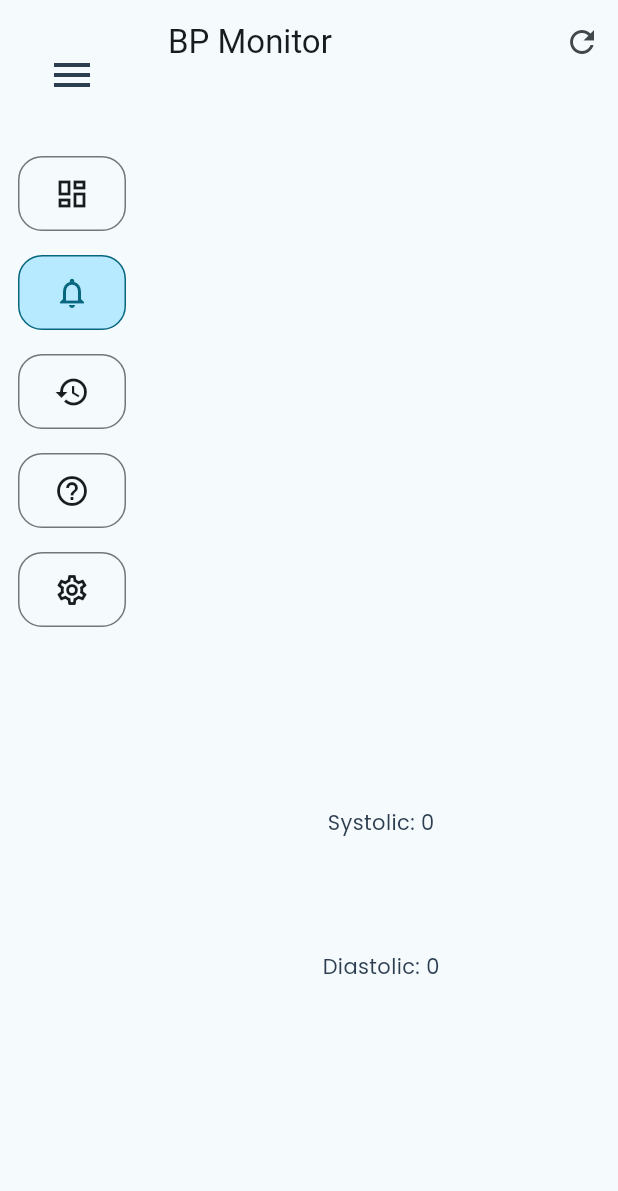
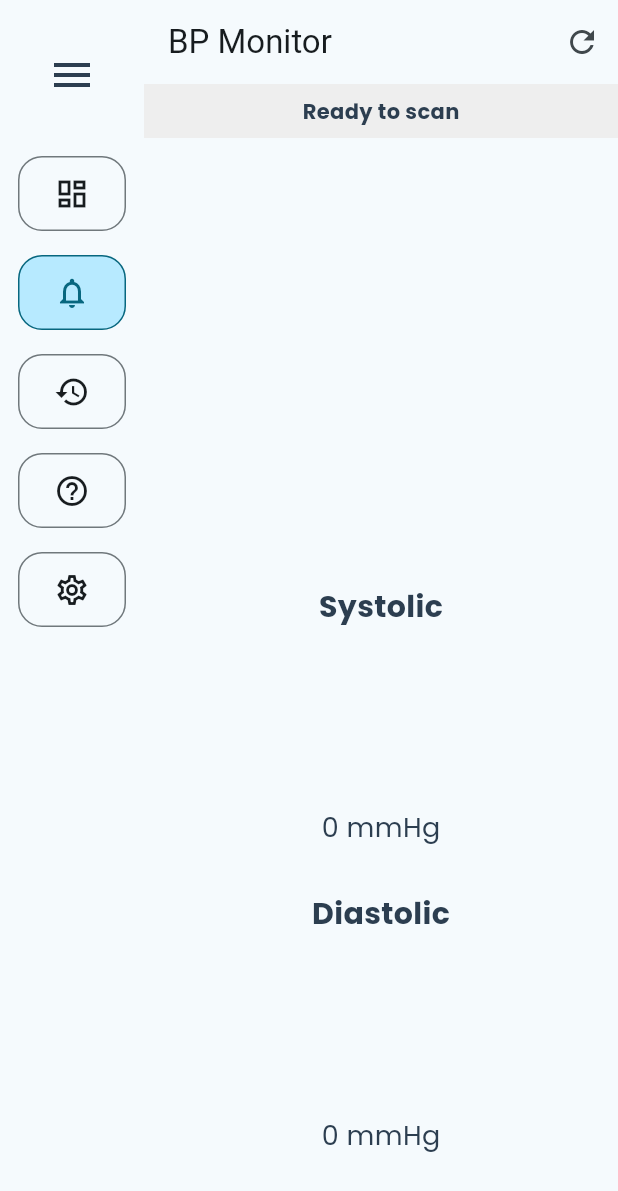
Before and after one commit to AusaHealth/ausa_device_v2, a Flutter app: the screen it shows after launch, after a tap on the "notifications" icon, on a phone screen of 412 x 824 dp. Shown: the top 1191 px of the screen. Run offline on Flutter 3.47's test engine with Material 3 defaults, Android fonts, the phone set to English and light mode, and no system bars; our stand-ins replace flutter_blue_plus, google_fonts.

Commit message:
BLE working on ipad and updated py file

```diff
--- a/lib/widgets/main/notification_content.dart
+++ b/lib/widgets/main/notification_content.dart
@@ -1,7 +1,6 @@
-import 'dart:convert';
-import 'dart:typed_data' show Uint8List;
+import 'dart:async';
 import 'package:flutter/material.dart';
-import 'package:flutter_bluetooth_serial/flutter_bluetooth_serial.dart';
+import 'package:flutter_blue_plus/flutter_blue_plus.dart';
 
 class BPMonitor extends StatefulWidget {
   const BPMonitor({Key? key}) : super(key: key);
@@ -11,79 +10,166 @@ class BPMonitor extends StatefulWidget {
 }
 
 class BPMonitorState extends State<BPMonitor> {
-  BluetoothConnection? connection;
+  List<ScanResult> scanResults = [];
+  bool isScanning = false;
+  String connectionStatus = "Initializing...";
   double systolic = 0;
   double diastolic = 0;
-  List<BluetoothDevice> devices = [];
-  bool isScanning = false;
+  StreamSubscription<List<ScanResult>>? scanSubscription;
 
   @override
   void initState() {
     super.initState();
-    startScan();
+    initBluetooth();
   }
 
-  void startScan() async {
+  Future<void> initBluetooth() async {
+    try {
+      // Check if Bluetooth is supported
+      if (await FlutterBluePlus.isSupported == false) {
         setState(() {
+          connectionStatus = "Bluetooth not supported";
+        });
+        return;
+      }
+
+      // Check if Bluetooth is turned on
+      if (await FlutterBluePlus.adapterState.first == BluetoothAdapterState.on) {
+        setState(() {
+          connectionStatus = "Ready to scan";
+        });
+      } else {
+        setState(() {
+          connectionStatus = "Please turn on Bluetooth";
+        });
+      }
+
+      // Listen to adapter state changes
+      FlutterBluePlus.adapterState.listen((state) {
+        if (state == BluetoothAdapterState.on) {
+          setState(() {
+            connectionStatus = "Ready to scan";
+          });
+        } else {
+          setState(() {
+            connectionStatus = "Bluetooth is off";
+          });
+        }
+      });
+
+    } catch (e) {
+      print('Bluetooth initialization error: $e');
+      setState(() {
+        connectionStatus = "Error initializing Bluetooth: $e";
+      });
+    }
+  }
+
+  Future<void> startScan() async {
+    if (isScanning) return;
+
+    setState(() {
+      scanResults = [];
       isScanning = true;
-      devices.clear();
+      connectionStatus = "Scanning...";
     });
 
     try {
-      // Request Bluetooth permission
-      bool? isEnabled = await FlutterBluetoothSerial.instance.isEnabled;
-      if (isEnabled != true) {
-        await FlutterBluetoothSerial.instance.requestEnable();
-      }
+      // Start scanning
+      await FlutterBluePlus.startScan(
+        timeout: const Duration(seconds: 10),
+      );
 
-      // Start discovery
-      FlutterBluetoothSerial.instance.startDiscovery().listen(
-        (BluetoothDiscoveryResult result) {
-          // Add device if it's not already in the list
-          if (!devices.contains(result.device)) {
+      // Listen to scan results
+      scanSubscription = FlutterBluePlus.scanResults.listen(
+        (results) {
           setState(() {
-              devices.add(result.device);
+            scanResults = results;
+            print('Found ${results.length} devices');
           });
-          }
+        },
+        onError: (error) {
+          print('Scan error: $error');
+          setState(() {
+            connectionStatus = "Scan error: $error";
+            isScanning = false;
+          });
         },
         onDone: () {
           setState(() {
             isScanning = false;
-          });
-        },
-        onError: (error) {
-          print('Error during discovery: $error');
-          setState(() {
-            isScanning = false;
+            connectionStatus = "Scan complete";
           });
         },
       );
+
     } catch (e) {
-      print('Error starting scan: $e');
+      print('Error during scan: $e');
       setState(() {
         isScanning = false;
+        connectionStatus = "Scan failed: $e";
       });
     }
   }
 
-  void connectToDevice(BluetoothDevice device) async {
+  Future<void> stopScan() async {
     try {
-      connection = await BluetoothConnection.toAddress(device.address);
-      print('Connected to ${device.name}');
+      await FlutterBluePlus.stopScan();
+    } catch (e) {
+      print('Error stopping scan: $e');
+    }
+  }
 
-      connection!.input!.listen((Uint8List data) {
-        String dataString = String.fromCharCodes(data);
-        Map<String, dynamic> sensorData = json.decode(dataString);
+  Future<void> connectToDevice(BluetoothDevice device) async {
+    try {
+      setState(() {
+        connectionStatus = "Connecting to ${device.platformName}...";
+      });
+
+      await device.connect(timeout: const Duration(seconds: 4));
+      print('Connected to ${device.platformName}');
 
       setState(() {
-          systolic = sensorData['systolic'].toDouble();
-          diastolic = sensorData['diastolic'].toDouble();
+        connectionStatus = "Connected to ${device.platformName}";
       });
-      }).onDone(() {
-        print('Disconnected by remote request');
+
+      // Discover services after connection
+      print('Discovering services...');
+      List<BluetoothService> services = await device.discoverServices();
+      print('Discovered ${services.length} services');
+
+      // Look for the service and characteristic we want
+      for (BluetoothService service in services) {
+        print('Service: ${service.uuid}');
+        for (BluetoothCharacteristic characteristic in service.characteristics) {
+          print('Characteristic: ${characteristic.uuid}');
+
+          // If this characteristic can notify (send data)
+          if (characteristic.properties.notify) {
+            print('Found notify characteristic');
+            // Subscribe to notifications
+            await characteristic.setNotifyValue(true);
+            characteristic.lastValueStream.listen((value) {
+              if (value.isNotEmpty) {
+                try {
+                  // Try to parse the data as string
+                  String dataString = String.fromCharCodes(value);
+                  print('Received data: $dataString');
+                  // You might want to parse JSON here if your Pi is sending JSON
+                } catch (e) {
+                  print('Error processing data: $e');
+                }
+              }
             });
+          }
+        }
+      }
+
     } catch (e) {
-      print('Error connecting to device: $e');
+      print('Connection error: $e');
+      setState(() {
+        connectionStatus = "Connection failed: $e";
+      });
     }
   }
 
@@ -95,24 +181,49 @@ class BPMonitorState extends State<BPMonitor> {
         actions: [
           IconButton(
             icon: Icon(isScanning ? Icons.stop : Icons.refresh),
-            onPressed: isScanning ? null : startScan,
+            onPressed: isScanning ? stopScan : startScan,
           ),
         ],
       ),
       body: Column(
         children: [
+          // Status Bar
+          Container(
+            padding: const EdgeInsets.all(8.0),
+            color: Colors.grey[200],
+            child: Row(
+              mainAxisAlignment: MainAxisAlignment.center,
+              children: [
+                Text(
+                  connectionStatus,
+                  style: const TextStyle(fontWeight: FontWeight.bold),
+                ),
+                if (isScanning)
+                  Container(
+                    margin: const EdgeInsets.only(left: 10),
+                    width: 20,
+                    height: 20,
+                    child: const CircularProgressIndicator(strokeWidth: 2),
+                  ),
+              ],
+            ),
+          ),
           // Device List
           Expanded(
             flex: 1,
             child: ListView.builder(
-              itemCount: devices.length,
+              itemCount: scanResults.length,
               itemBuilder: (context, index) {
-                final device = devices[index];
+                final result = scanResults[index];
+                final device = result.device;
+                final name = device.platformName;
+                final rssi = result.rssi;
+
                 return ListTile(
-                  title: Text(device.name ?? 'Unknown Device'),
-                  subtitle: Text(device.address),
+                  title: Text(name.isNotEmpty ? name : 'Unknown Device'),
+                  subtitle: Text('RSSI: $rssi\nID: ${device.remoteId}'),
                   trailing: ElevatedButton(
-                    child: const Text('Connect'),
+                    child: const Text('CONNECT'),
                     onPressed: () => connectToDevice(device),
                   ),
                 );
@@ -122,23 +233,50 @@ class BPMonitorState extends State<BPMonitor> {
           // BP Display
           Expanded(
             flex: 2,
-            child: Center(
+            child: Container(
+              padding: const EdgeInsets.all(16.0),
               child: Column(
                 mainAxisAlignment: MainAxisAlignment.center,
                 children: [
-                  CircularProgressIndicator(
+                  const Text(
+                    'Systolic',
+                    style: TextStyle(fontSize: 20, fontWeight: FontWeight.bold),
+                  ),
+                  const SizedBox(height: 10),
+                  SizedBox(
+                    height: 100,
+                    width: 100,
+                    child: CircularProgressIndicator(
                       value: systolic / 200,
                       valueColor: const AlwaysStoppedAnimation<Color>(Colors.red),
+                      strokeWidth: 10,
                     ),
-                  const SizedBox(height: 20),
-                  Text('Systolic: ${systolic.round()}'),
-                  const SizedBox(height: 20),
-                  CircularProgressIndicator(
+                  ),
+                  const SizedBox(height: 10),
+                  Text(
+                    '${systolic.round()} mmHg',
+                    style: const TextStyle(fontSize: 18),
+                  ),
+                  const SizedBox(height: 30),
+                  const Text(
+                    'Diastolic',
+                    style: TextStyle(fontSize: 20, fontWeight: FontWeight.bold),
+                  ),
+                  const SizedBox(height: 10),
+                  SizedBox(
+                    height: 100,
+                    width: 100,
+                    child: CircularProgressIndicator(
                       value: diastolic / 120,
                       valueColor: const AlwaysStoppedAnimation<Color>(Colors.blue),
+                      strokeWidth: 10,
                     ),
-                  const SizedBox(height: 20),
-                  Text('Diastolic: ${diastolic.round()}'),
+                  ),
+                  const SizedBox(height: 10),
+                  Text(
+                    '${diastolic.round()} mmHg',
+                    style: const TextStyle(fontSize: 18),
+                  ),
                 ],
               ),
             ),
@@ -150,7 +288,8 @@ class BPMonitorState extends State<BPMonitor> {
 
   @override
   void dispose() {
-    connection?.dispose();
+    scanSubscription?.cancel();
+    stopScan();
     super.dispose();
   }
 }
--- a/pubspec.yaml
+++ b/pubspec.yaml
@@ -37,7 +37,7 @@ dependencies:
   cupertino_icons: ^1.0.8
   google_fonts: ^6.2.1
   intl: ^0.19.0
-  flutter_bluetooth_serial: ^0.4.0
+  flutter_blue_plus: ^1.31.16
 
 dev_dependencies:
   flutter_test:
```
Also changed, not shown: pubspec.lock, 5 other files. Lines whose indentation alone changed are shown as unchanged.
